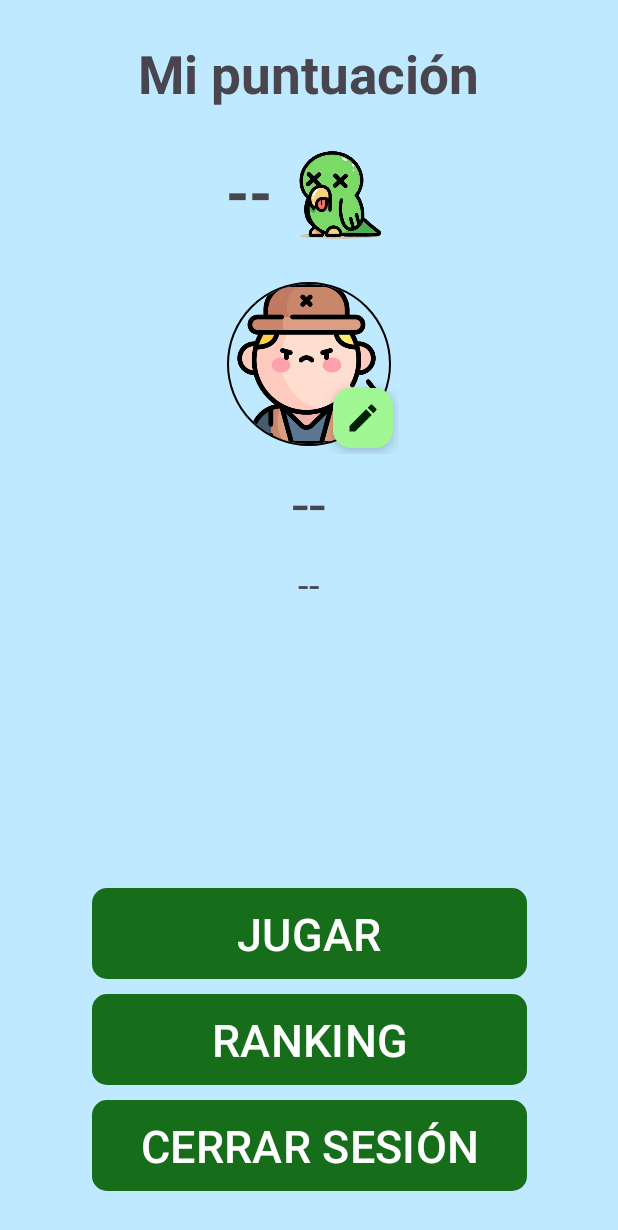
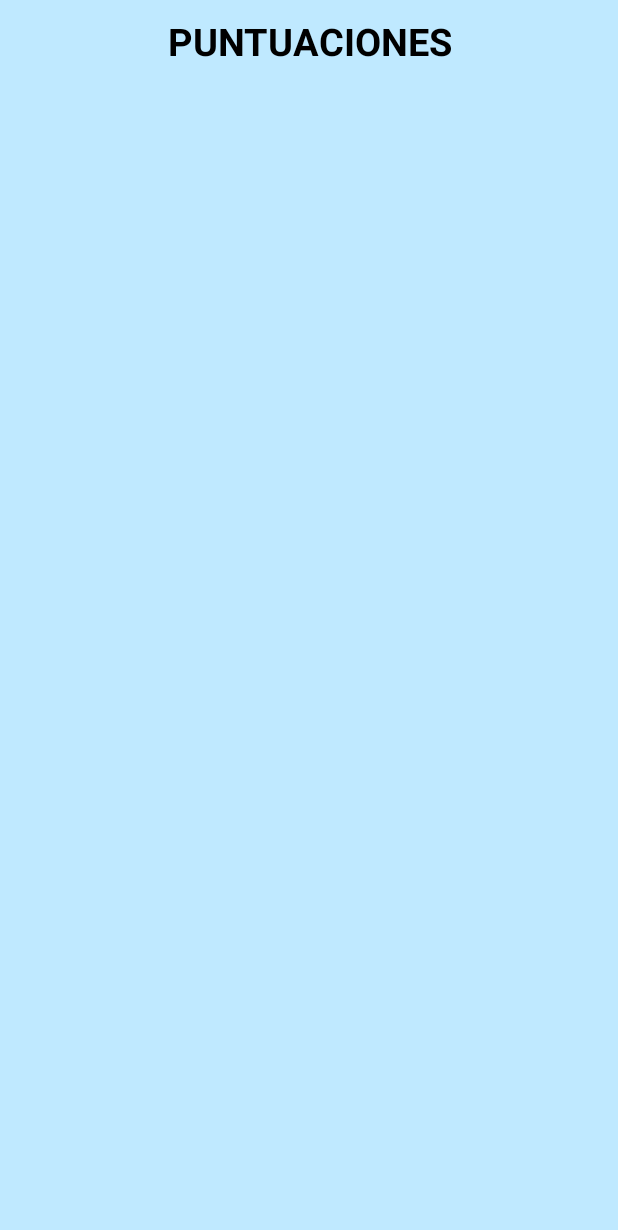
Before and after one commit to adridominguezz/CotorraKiller, an Android app: the MenuActivity screen opened directly, with no data from a screen before it, after a tap on "RANKING", on a phone screen of 412 x 824 dp. Shown: the top 1230 px of the screen. Run offline under Robolectric (Android 15) with nearby library versions, the phone set to English and light mode, and no system bars; our stand-ins replace CircleImageView, Firebase (no records; nobody signed in at launch, a user with empty details on screens opened directly), Picasso.

Commit message:
Ranking RecyclerView no funciona

```diff
--- a/app/src/main/java/com/example/cotorraskiller/Jugador.kt
+++ b/app/src/main/java/com/example/cotorraskiller/Jugador.kt
@@ -1,11 +1,13 @@
 package com.example.cotorraskiller
 
 class Jugador {
+    val uid: String
     val nombre: String
     val email: String
     var cotorras: Long = 0
 
-    constructor(nombre: String, email: String, cotorras: Long) {
+    constructor(uid: String, nombre: String, email: String, cotorras: Long) {
+        this.uid = uid
         this.nombre = nombre
         this.email = email
         this.cotorras = cotorras
--- a/app/src/main/java/com/example/cotorraskiller/MenuActivity.kt
+++ b/app/src/main/java/com/example/cotorraskiller/MenuActivity.kt
@@ -104,7 +104,9 @@ class MenuActivity : AppCompatActivity() {
 
         }
         //BOTON RANKING
-        btnRanking.setOnClickListener { Toast.makeText(this, "RANKING", Toast.LENGTH_SHORT).show() }
+        btnRanking.setOnClickListener {
+            startActivity(Intent(this, RankingActivity::class.java))
+        }
 
         //Escucha el boton de editar imagen
 //        editImgBtn.setOnClickListener {
--- a/app/src/main/java/com/example/cotorraskiller/RankingActivity.kt
+++ b/app/src/main/java/com/example/cotorraskiller/RankingActivity.kt
@@ -2,10 +2,83 @@ package com.example.cotorraskiller
 
 import androidx.appcompat.app.AppCompatActivity
 import android.os.Bundle
+import android.util.Log
+import android.widget.Toast
+import androidx.appcompat.app.ActionBar
+import androidx.recyclerview.widget.LinearLayoutManager
+import androidx.recyclerview.widget.RecyclerView
+import com.google.firebase.auth.FirebaseAuth
+import com.google.firebase.auth.FirebaseUser
+import com.google.firebase.database.DataSnapshot
+import com.google.firebase.database.DatabaseError
+import com.google.firebase.database.DatabaseReference
+import com.google.firebase.database.FirebaseDatabase
+import com.google.firebase.database.ValueEventListener
 
 class RankingActivity : AppCompatActivity() {
+    lateinit var mLayoutManager: LinearLayoutManager
+    lateinit var rVJugadores: RecyclerView
+    lateinit var adapter: Adapter
+    lateinit var jugadorList: MutableList<Jugador>
+    lateinit var firebaseAuth: FirebaseAuth
+
+
     override fun onCreate(savedInstanceState: Bundle?) {
         super.onCreate(savedInstanceState)
         setContentView(R.layout.activity_ranking)
+
+
+        mLayoutManager = LinearLayoutManager(this)
+        firebaseAuth = FirebaseAuth.getInstance()
+        rVJugadores = findViewById(R.id.recyclerViewJugadores)
+
+        mLayoutManager.reverseLayout = true //Ordena de la Z a la A
+        mLayoutManager.stackFromEnd =  true //Empieza desde arriba
+
+        rVJugadores.setHasFixedSize(true)
+        rVJugadores.layoutManager = mLayoutManager
+        jugadorList = mutableListOf()
+
+        ObtenerTodosLosUsuario()
+
+    }
+
+    private fun ObtenerTodosLosUsuario() {
+        val fUser: FirebaseUser = FirebaseAuth.getInstance().currentUser!!
+        val ref: DatabaseReference = FirebaseDatabase.getInstance().getReference("players")
+
+
+        ref.orderByChild("cotorras").addValueEventListener(object : ValueEventListener {
+            override fun onDataChange(dataSnapshot: DataSnapshot) {
+
+                jugadorList.clear()
+
+                for (ds in dataSnapshot.children) {
+                    var jugador = ds.getValue(Jugador::class.java)
+                    jugadorList.add(jugador!!)
+                }
+
+                // Mueve la creación del adaptador fuera del bucle
+                // Asegúrate de que la lista jugadorList se esté llenando correctamente antes de crear el adaptador
+                // Puedes agregar un Log para verificar si la lista contiene elementos
+                Toast.makeText(this@RankingActivity, "Cantidad de jugadores: ${jugadorList.size}", Toast.LENGTH_SHORT).show()
+
+
+                // Asegúrate de que el adaptador se inicializa con la lista correcta
+                adapter = Adapter(this@RankingActivity, jugadorList)
+                rVJugadores.adapter = adapter
+            }
+
+            override fun onCancelled(databaseError: DatabaseError) {
+                Toast.makeText(this@RankingActivity, "Error al obtener datos: ${databaseError.message}", Toast.LENGTH_SHORT).show()
+            }
+        })
+    }
+
+
+
+    override fun onSupportNavigateUp(): Boolean {
+        onBackPressed()
+        return super.onSupportNavigateUp()
     }
 }
--- a/app/src/main/res/layout/activity_ranking.xml
+++ b/app/src/main/res/layout/activity_ranking.xml
@@ -1,9 +1,30 @@
 <?xml version="1.0" encoding="utf-8"?>
-<androidx.constraintlayout.widget.ConstraintLayout xmlns:android="http://schemas.android.com/apk/res/android"
+<LinearLayout xmlns:android="http://schemas.android.com/apk/res/android"
     xmlns:app="http://schemas.android.com/apk/res-auto"
     xmlns:tools="http://schemas.android.com/tools"
     android:layout_width="match_parent"
     android:layout_height="match_parent"
-    tools:context=".RankingActivity">
+    tools:context=".RankingActivity"
+    android:orientation="vertical"
+    android:layout_gravity="center">
+<TextView
+    android:layout_width="match_parent"
+    android:layout_height="wrap_content"
+    android:gravity="center"
+    android:textSize="25sp"
+    android:textStyle="bold"
+    android:textColor="@color/black"
+    android:layout_margin="10dp"
+    android:text="PUNTUACIONES"/>
+    <ScrollView
+        android:layout_width="match_parent"
+        android:layout_height="match_parent"
+        android:layout_margin="10dp">
+        <androidx.recyclerview.widget.RecyclerView
+            android:id="@+id/recyclerViewJugadores"
+            android:layout_width="match_parent"
+            android:layout_height="match_parent"
+            />
+    </ScrollView>
 
-</androidx.constraintlayout.widget.ConstraintLayout>
+</LinearLayout>
```
Also changed, not shown: app/src/main/java/com/example/cotorraskiller/Adapter.kt (+26 -21 lines).
